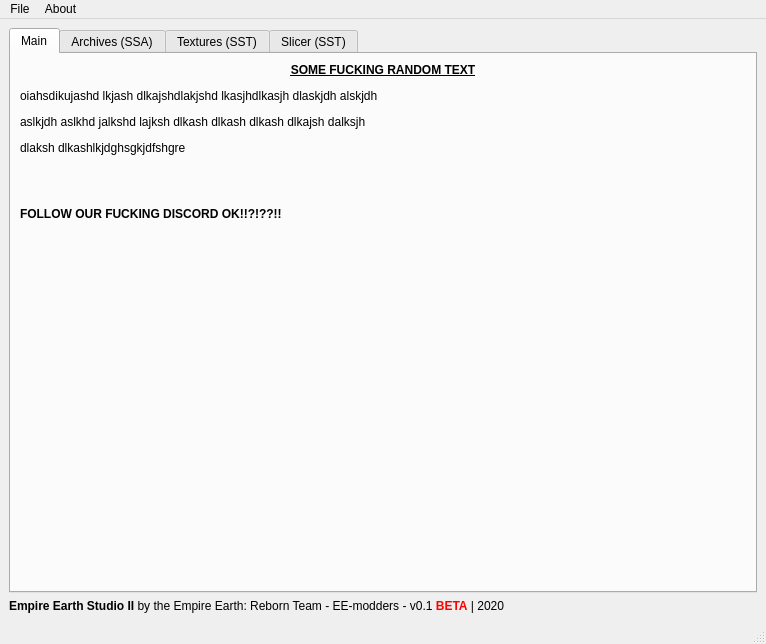
First picture: the form in src/lib/mainWindow.ui, repository EE-modders/Empire-Earth-Studio-2, before the edit.
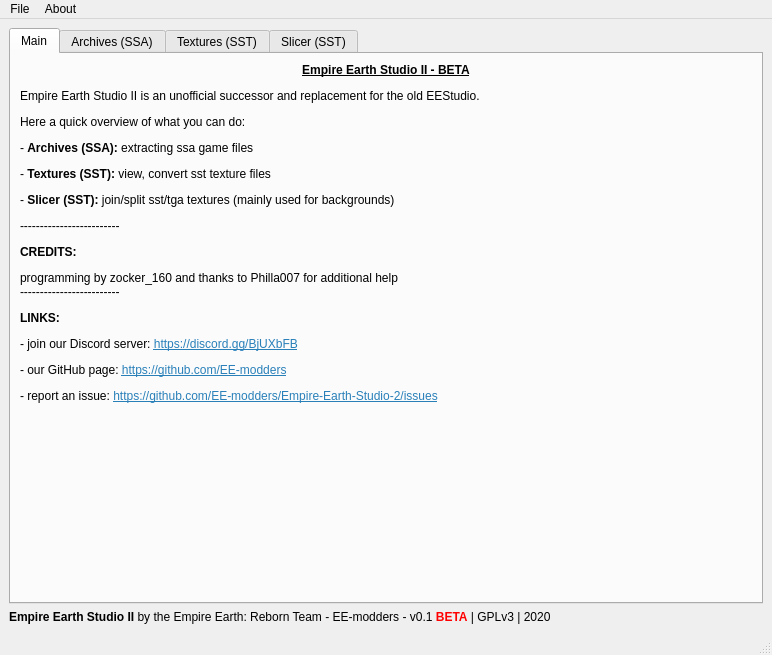
Second picture: the form after the edit. Custom widgets are drawn as their Qt base class.

Commit message: add about window and description in main page

Diff of the .ui file:
```diff
--- a/src/lib/mainWindow.ui
+++ b/src/lib/mainWindow.ui
@@ -9,8 +9,8 @@
    <rect>
     <x>0</x>
     <y>0</y>
-    <width>766</width>
-    <height>644</height>
+    <width>772</width>
+    <height>655</height>
    </rect>
   </property>
   <property name="sizePolicy">
@@ -76,7 +76,7 @@
         <item>
          <widget class="QLabel" name="main_description">
           <property name="text">
-           <string>&lt;html&gt;&lt;head/&gt;&lt;body&gt;&lt;p align=&quot;center&quot;&gt;&lt;span style=&quot; font-weight:600; text-decoration: underline;&quot;&gt;SOME FUCKING RANDOM TEXT&lt;/span&gt;&lt;/p&gt;&lt;p&gt;oiahsdikujashd lkjash dlkajshdlakjshd lkasjhdlkasjh dlaskjdh alskjdh &lt;/p&gt;&lt;p&gt;aslkjdh aslkhd jalkshd lajksh dlkash dlkash dlkash dlkajsh dalksjh&lt;/p&gt;&lt;p&gt;dlaksh dlkashlkjdghsgkjdfshgre&lt;/p&gt;&lt;p&gt;&lt;br/&gt;&lt;/p&gt;&lt;p&gt;&lt;span style=&quot; font-weight:600;&quot;&gt;FOLLOW OUR FUCKING DISCORD OK!!?!??!!&lt;/span&gt;&lt;/p&gt;&lt;/body&gt;&lt;/html&gt;</string>
+           <string>&lt;html&gt;&lt;head/&gt;&lt;body&gt;&lt;p align=&quot;center&quot;&gt;&lt;span style=&quot; font-weight:600; text-decoration: underline;&quot;&gt;Empire Earth Studio II - BETA&lt;/span&gt;&lt;/p&gt;&lt;p&gt;Empire Earth Studio II is an unofficial successor and replacement for the old EEStudio.&lt;/p&gt;&lt;p&gt;Here a quick overview of what you can do:&lt;/p&gt;&lt;p&gt;- &lt;span style=&quot; font-weight:600;&quot;&gt;Archives (SSA):&lt;/span&gt; extracting ssa game files&lt;/p&gt;&lt;p&gt;- &lt;span style=&quot; font-weight:600;&quot;&gt;Textures (SST):&lt;/span&gt; view, convert sst texture files&lt;/p&gt;&lt;p&gt;- &lt;span style=&quot; font-weight:600;&quot;&gt;Slicer (SST):&lt;/span&gt; join/split sst/tga textures (mainly used for backgrounds)&lt;/p&gt;&lt;p&gt;-------------------------&lt;/p&gt;&lt;p&gt;&lt;span style=&quot; font-weight:600;&quot;&gt;CREDITS:&lt;/span&gt;&lt;/p&gt;&lt;p&gt;programming by zocker_160 and thanks to Philla007 for additional help&lt;br/&gt;-------------------------&lt;/p&gt;&lt;p&gt;&lt;span style=&quot; font-weight:600;&quot;&gt;LINKS:&lt;/span&gt;&lt;/p&gt;&lt;p&gt;- join our Discord server: &lt;a href=&quot;https://discord.gg/BjUXbFB&quot;&gt;&lt;span style=&quot; text-decoration: underline; color:#2980b9;&quot;&gt;https://discord.gg/BjUXbFB&lt;/span&gt;&lt;/a&gt;&lt;/p&gt;&lt;p&gt;- our GitHub page: &lt;a href=&quot;https://github.com/EE-modders&quot;&gt;&lt;span style=&quot; text-decoration: underline; color:#2980b9;&quot;&gt;https://github.com/EE-modders&lt;/span&gt;&lt;/a&gt;&lt;/p&gt;&lt;p&gt;- report an issue: &lt;a href=&quot;https://github.com/EE-modders/Empire-Earth-Studio-2/issues&quot;&gt;&lt;span style=&quot; text-decoration: underline; color:#2980b9;&quot;&gt;https://github.com/EE-modders/Empire-Earth-Studio-2/issues&lt;/span&gt;&lt;/a&gt;&lt;br/&gt;&lt;/p&gt;&lt;/body&gt;&lt;/html&gt;</string>
           </property>
           <property name="alignment">
            <set>Qt::AlignLeading|Qt::AlignLeft|Qt::AlignTop</set>
@@ -1007,7 +1007,7 @@
     <item>
      <widget class="QLabel" name="label_8">
       <property name="text">
-       <string>&lt;html&gt;&lt;head/&gt;&lt;body&gt;&lt;p&gt;&lt;span style=&quot; font-weight:600;&quot;&gt;Empire Earth Studio II&lt;/span&gt; by the Empire Earth: Reborn Team - EE-modders - v0.1 &lt;span style=&quot; font-weight:600; color:#ff0000;&quot;&gt;BETA&lt;/span&gt; | 2020&lt;/p&gt;&lt;/body&gt;&lt;/html&gt;</string>
+       <string>&lt;html&gt;&lt;head/&gt;&lt;body&gt;&lt;p&gt;&lt;span style=&quot; font-weight:600;&quot;&gt;Empire Earth Studio II&lt;/span&gt; by the Empire Earth: Reborn Team - EE-modders - v0.1 &lt;span style=&quot; font-weight:600; color:#ff0000;&quot;&gt;BETA&lt;/span&gt; | GPLv3 | 2020&lt;/p&gt;&lt;/body&gt;&lt;/html&gt;</string>
       </property>
       <property name="alignment">
        <set>Qt::AlignLeading|Qt::AlignLeft|Qt::AlignVCenter</set>
@@ -1021,7 +1021,7 @@
     <rect>
      <x>0</x>
      <y>0</y>
-     <width>766</width>
+     <width>772</width>
      <height>34</height>
     </rect>
    </property>
```
Left out of the diff: 3 changed lines with no effect on the pictures. The commit also changes 4 other files.
